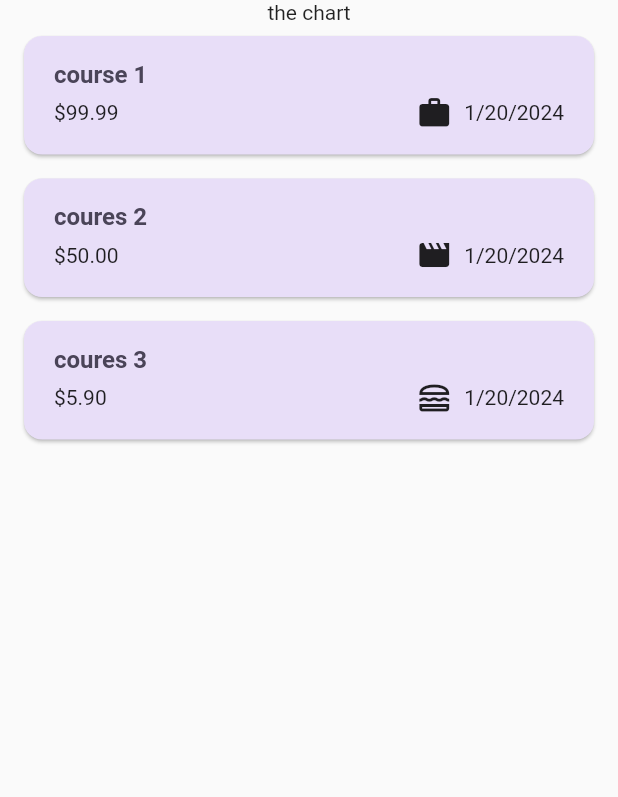
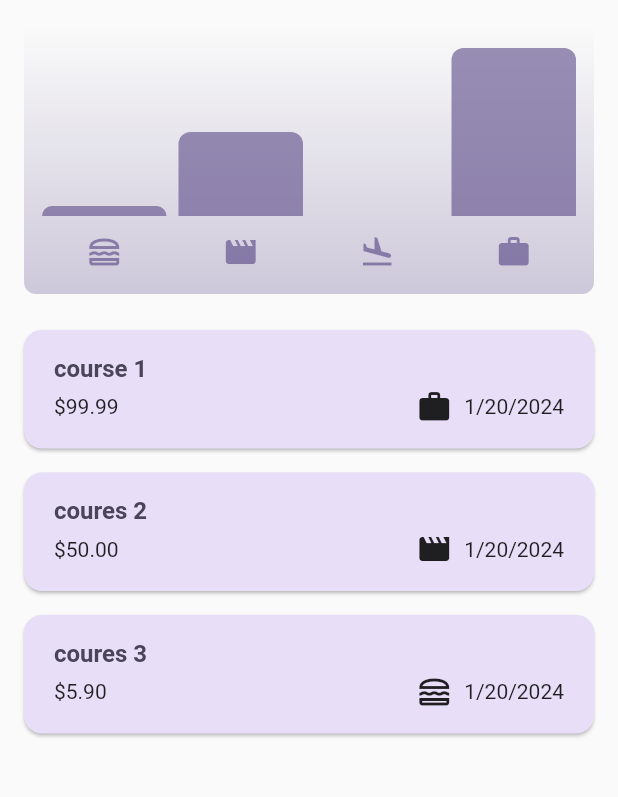
Before and after one commit to Ahmedabdeen15/expenses_tracker, a Flutter app: the screen it shows after launch, on a phone screen of 412 x 824 dp, the part 84-881 px from its top. Run offline on Flutter 3.47's test engine with Material 2 defaults, Android fonts, the phone set to English and light mode, and no system bars.

Commit message:
add chart feature

```diff
--- a/lib/main.dart
+++ b/lib/main.dart
@@ -3,7 +3,7 @@ import 'package:flutter/material.dart';
 
 var kColorScheme =
     ColorScheme.fromSeed(seedColor: const Color.fromARGB(255, 96, 59, 181));
-var KDarkColorScheme = ColorScheme.fromSeed(
+var kDarkColorScheme = ColorScheme.fromSeed(
     brightness: Brightness.dark,
     seedColor: const Color.fromARGB(255, 5, 99, 125));
 void main() {
@@ -19,15 +19,15 @@ class MyApp extends StatelessWidget {
     return MaterialApp(
         darkTheme: ThemeData.dark().copyWith(
           useMaterial3: true,
-          colorScheme: KDarkColorScheme,
+          colorScheme: kDarkColorScheme,
           cardTheme: const CardTheme().copyWith(
-            color: KDarkColorScheme.secondaryContainer,
+            color: kDarkColorScheme.secondaryContainer,
             margin: const EdgeInsets.symmetric(horizontal: 16, vertical: 8),
           ),
           elevatedButtonTheme: ElevatedButtonThemeData(
             style: ElevatedButton.styleFrom(
-                backgroundColor: KDarkColorScheme.primaryContainer,
-                foregroundColor: KDarkColorScheme.onPrimaryContainer),
+                backgroundColor: kDarkColorScheme.primaryContainer,
+                foregroundColor: kDarkColorScheme.onPrimaryContainer),
           ),
         ),
         theme: ThemeData().copyWith(
--- a/lib/widgets/expenses.dart
+++ b/lib/widgets/expenses.dart
@@ -1,3 +1,4 @@
+import 'package:expenses_tracker/widgets/chart/chart.dart';
 import 'package:expenses_tracker/widgets/expenses_list/expenses_list.dart';
 import 'package:expenses_tracker/models/expense.dart';
 import 'package:expenses_tracker/widgets/new_expanses.dart';
@@ -72,7 +73,7 @@ class _ExpensesState extends State<Expenses> {
       ),
       body: Column(
         children: [
-          const Text('the chart'),
+          Chart(expenses: _registeredExpenses),
           Expanded(
               child: _registeredExpenses.isEmpty
                   ? const Center(child: Text('No Expense found'))
--- a/lib/widgets/new_expanses.dart
+++ b/lib/widgets/new_expanses.dart
@@ -1,5 +1,3 @@
-import 'dart:ffi';
-
 import 'package:flutter/material.dart';
 import 'package:expenses_tracker/models/expense.dart';
 
@@ -64,7 +62,7 @@ class _NewExpanseState extends State<NewExpanse> {
     _costController.dispose();
     super.dispose();
   }
-
+  @override
   Widget build(BuildContext context) {
     return Padding(
       padding: const EdgeInsets.fromLTRB(16, 100, 16, 16),
```
